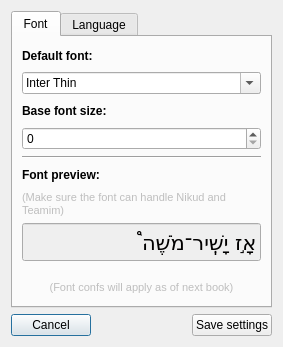
MosheWagner/Orayta-QT, file trunk/settings.ui: the form before one commit.
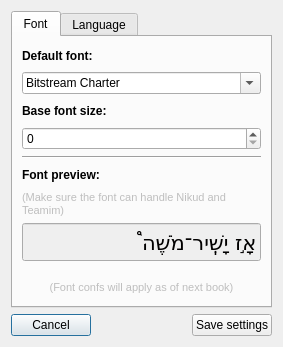
The form after the commit. Icons and pictures are not drawn.

```diff
--- a/trunk/settings.ui
+++ b/trunk/settings.ui
@@ -46,7 +46,7 @@
           <string>font: 8pt &quot;Sans Serif&quot;;</string>
          </property>
          <property name="currentIndex">
-          <number>36</number>
+          <number>0</number>
          </property>
          <property name="sizeAdjustPolicy">
           <enum>QComboBox::AdjustToContentsOnFirstShow</enum>
@@ -56,7 +56,7 @@
          </property>
          <property name="currentFont">
           <font>
-           <family>Nachlieli CLM</family>
+           <family>Arial</family>
           </font>
          </property>
         </widget>
```
Left out of the diff: 6 changed lines with no effect on the pictures.
